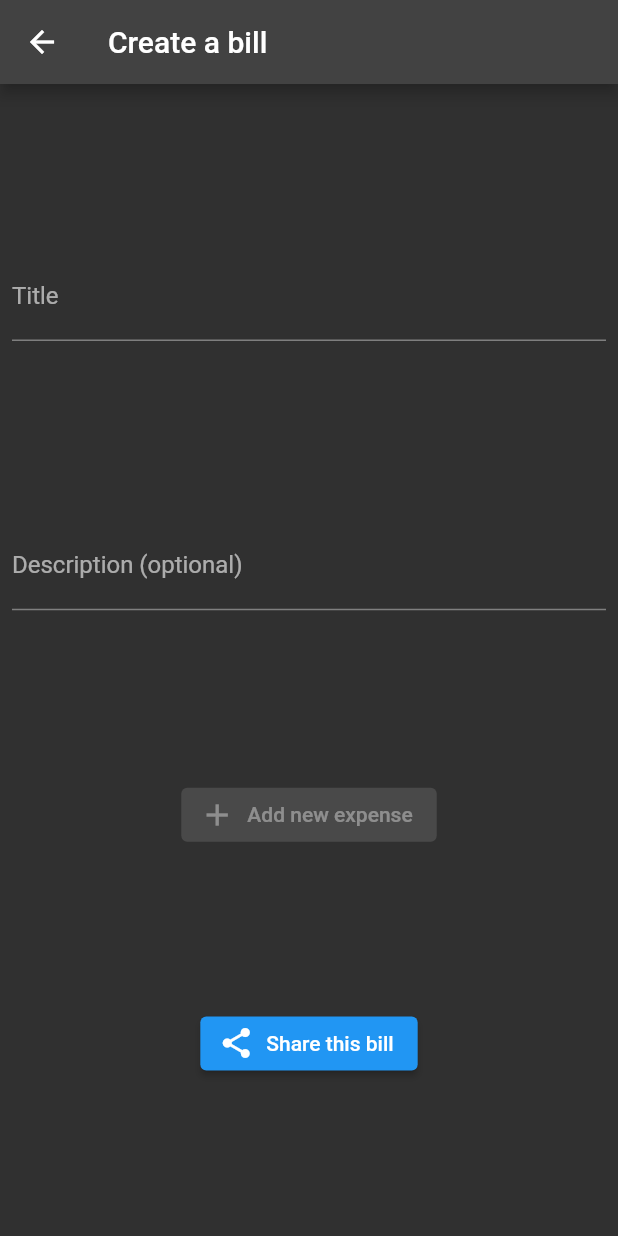
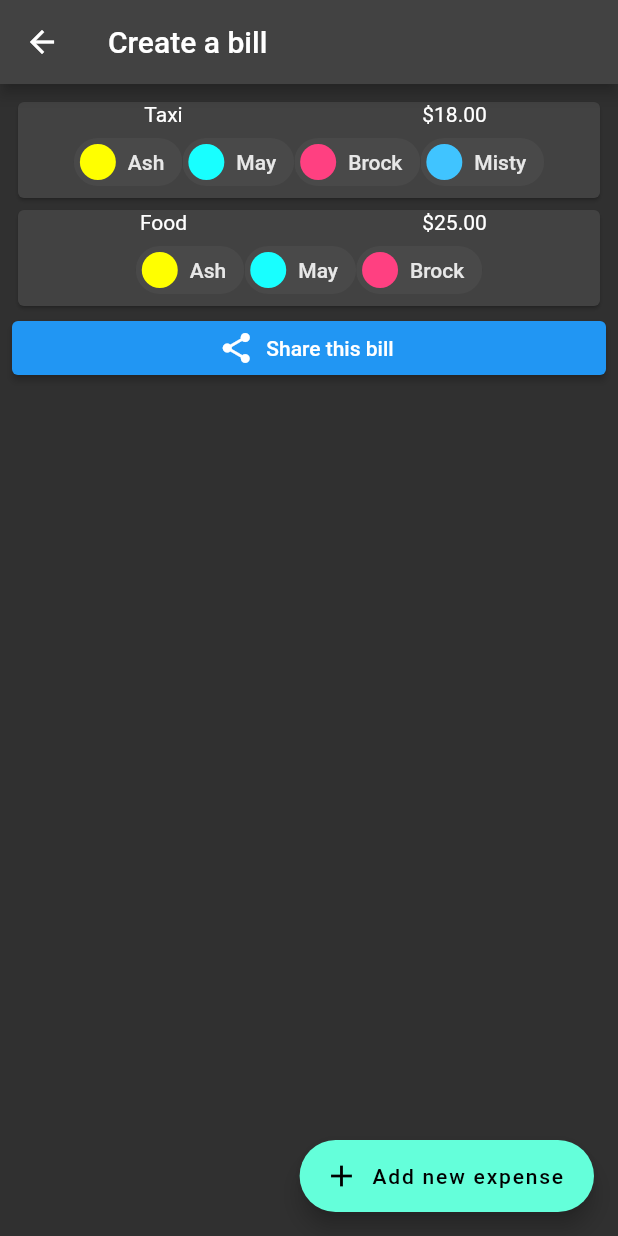
Before and after one commit to victorzshi/splitsi, a Flutter app: the CreateBillScreen screen opened by its route, on a phone screen of 412 x 824 dp. Run offline on Flutter 3.47's test engine with Material 2 defaults, Android fonts, the phone set to English and light mode, and no system bars; our stand-ins replace cloud_firestore, firebase_core; accounts and stored records are empty.

Commit message:
Add expense card widget

```diff
--- a/lib/src/screens/create_bill/create_bill_screen.dart
+++ b/lib/src/screens/create_bill/create_bill_screen.dart
@@ -1,6 +1,7 @@
 import 'package:flutter/material.dart';
 
 import '../../models/bill.dart';
+import '../../widgets/expense_card.dart';
 import '../view_bill/view_bill_screen.dart';
 
 class CreateBillScreen extends StatefulWidget {
@@ -13,9 +14,6 @@ class CreateBillScreen extends StatefulWidget {
 }
 
 class _CreateBillScreen extends State<CreateBillScreen> {
-  final _title = TextEditingController();
-  final _description = TextEditingController();
-
   late Future<String> _code;
 
   @override
@@ -26,46 +24,25 @@ class _CreateBillScreen extends State<CreateBillScreen> {
   }
 
   @override
-  void dispose() {
-    _title.dispose();
-    _description.dispose();
-    super.dispose();
-  }
-
-  @override
   Widget build(BuildContext context) {
     return Scaffold(
       appBar: AppBar(
         title: const Text('Create a bill'),
       ),
-      body: Column(
-        mainAxisAlignment: MainAxisAlignment.spaceEvenly,
+      body: ListView(
+        padding: const EdgeInsets.all(8.0),
         children: <Widget>[
-          Padding(
-            padding: const EdgeInsets.all(8.0),
-            child: TextField(
-              controller: _title,
-              decoration: const InputDecoration(
-                hintText: 'What should we call this bill?',
-                labelText: 'Title',
-              ),
-            ),
+          const ExpenseCard(
+            name: 'Taxi',
+            cost: 18,
+            people: ['Ash', 'May', 'Brock', 'Misty'],
           ),
-          Padding(
-            padding: const EdgeInsets.all(8.0),
-            child: TextFormField(
-              controller: _description,
-              decoration: const InputDecoration(
-                hintText: 'Any details we should mention?',
-                labelText: 'Description (optional)',
-              ),
-            ),
+          const ExpenseCard(
+            name: 'Food',
+            cost: 25,
+            people: ['Ash', 'May', 'Brock'],
           ),
-          ElevatedButton.icon(
-            onPressed: null,
-            icon: const Icon(Icons.add),
-            label: const Text('Add new expense'),
-          ),
+          // TODO: Show share button only if at least one expense exists.
           FutureBuilder<String>(
             future: _code,
             builder: (context, snapshot) {
@@ -75,15 +52,10 @@ class _CreateBillScreen extends State<CreateBillScreen> {
                     // TODO: Confirm with user that data is finalized
 
                     final code = snapshot.data;
-                    final title = _title.text.isNotEmpty ? _title.text : null;
-                    final description =
-                        _description.text.isNotEmpty ? _description.text : null;
                     final timestamp = DateTime.now().toIso8601String();
 
                     final bill = Bill(
                       code: code,
-                      title: title,
-                      description: description,
                       timestamp: timestamp,
                     );
 
@@ -106,6 +78,13 @@ class _CreateBillScreen extends State<CreateBillScreen> {
           ),
         ],
       ),
+      floatingActionButton: FloatingActionButton.extended(
+        onPressed: () {
+          // TODO: Show expense dialog.
+        },
+        icon: const Icon(Icons.add),
+        label: const Text('Add new expense'),
+      ),
     );
   }
 }
--- /dev/null
+++ b/lib/src/widgets/expense_card.dart
@@ -0,0 +1,62 @@
+import 'package:flutter/material.dart';
+
+class ExpenseCard extends StatelessWidget {
+  const ExpenseCard({
+    super.key,
+    required this.name,
+    required this.cost,
+    required this.people,
+  });
+
+  final String name;
+  final double cost;
+  final List<String> people;
+
+  Color convertToColor(String name) {
+    final numbers = name.codeUnits;
+    final sum = numbers.reduce((a, b) => a + b);
+
+    final remainder = sum % Colors.accents.length;
+
+    final color = Colors.accents[remainder];
+
+    return color;
+  }
+
+  @override
+  Widget build(BuildContext context) {
+    return Card(
+      child: Column(
+        children: <Widget>[
+          Row(
+            children: <Widget>[
+              Expanded(
+                child: Center(
+                  child: Text(name),
+                ),
+              ),
+              Expanded(
+                child: Center(
+                  child: Text('\$${cost.toStringAsFixed(2)}'),
+                ),
+              ),
+            ],
+          ),
+          Row(
+            mainAxisAlignment: MainAxisAlignment.center,
+            children: <Widget>[
+              for (final person in people)
+                Chip(
+                  avatar: CircleAvatar(
+                    backgroundColor: convertToColor(person),
+                    // child: Text(person[0]),
+                  ),
+                  label: Text(person),
+                ),
+            ],
+          )
+        ],
+      ),
+    );
+  }
+}
```
